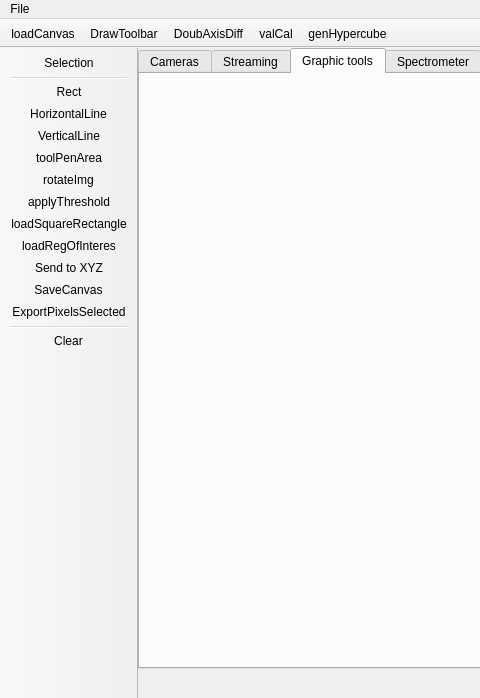
The window that mainwindow.ui (JairoSalazarV/QtHypCam) describes before a commit, drawn with Qt 5; both pictures show x 0 to 480 and y 0 to 698 of the 964 by 698 pixel window.
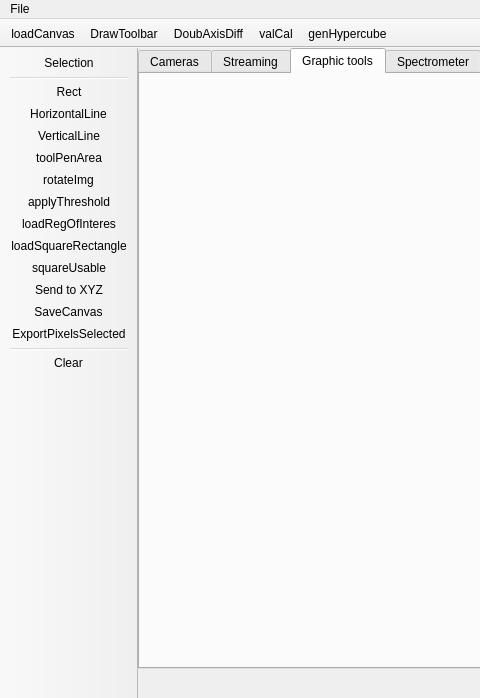
The same window after the commit. Icons and pictures are not drawn.

The edit to the form file:
```diff
--- a/mainwindow.ui
+++ b/mainwindow.ui
@@ -923,8 +923,9 @@
    <addaction name="actionToolPenArea"/>
    <addaction name="actionRotateImg"/>
    <addaction name="actionApplyThreshold"/>
-   <addaction name="actionLoadSquareRectangle"/>
    <addaction name="actionLoadRegOfInteres"/>
+   <addaction name="actionLoadSquareRectangle"/>
+   <addaction name="actionSquareUsable"/>
    <addaction name="actionSend_to_XYZ"/>
    <addaction name="actionSaveCanvas"/>
    <addaction name="actionExportPixelsSelected"/>
@@ -1195,6 +1196,18 @@
     <string>Check calibration points and lines</string>
    </property>
   </action>
+  <action name="actionSquareUsable">
+   <property name="icon">
+    <iconset resource="lstImgs.qrc">
+     <normaloff>:/new/icons/imagenInte/squareUsable.png</normaloff>:/new/icons/imagenInte/squareUsable.png</iconset>
+   </property>
+   <property name="text">
+    <string>squareUsable</string>
+   </property>
+   <property name="toolTip">
+    <string>Select square aperture usable</string>
+   </property>
+  </action>
  </widget>
  <layoutdefault spacing="6" margin="11"/>
  <resources>
```
Left out of the diff: 4 changed lines with no effect on the pictures.
